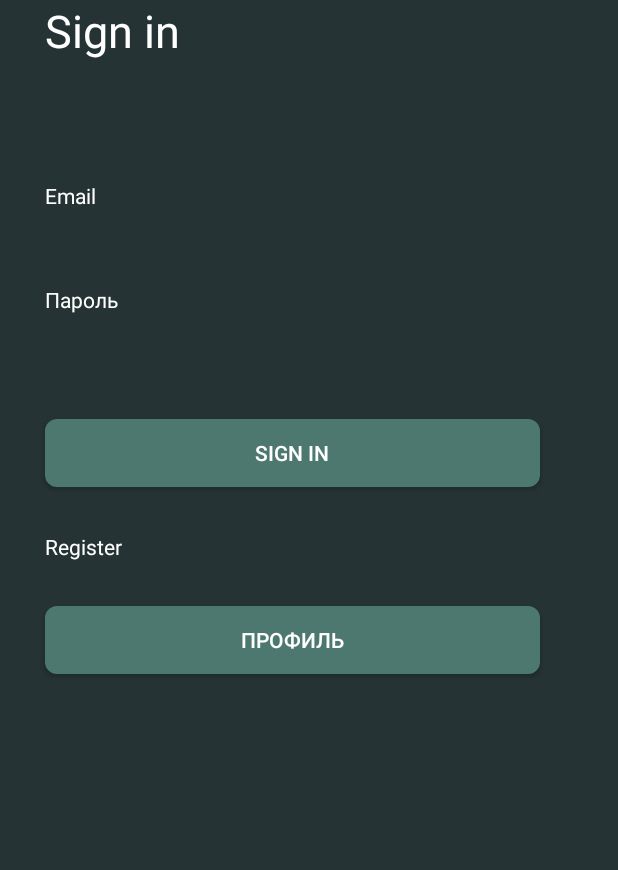
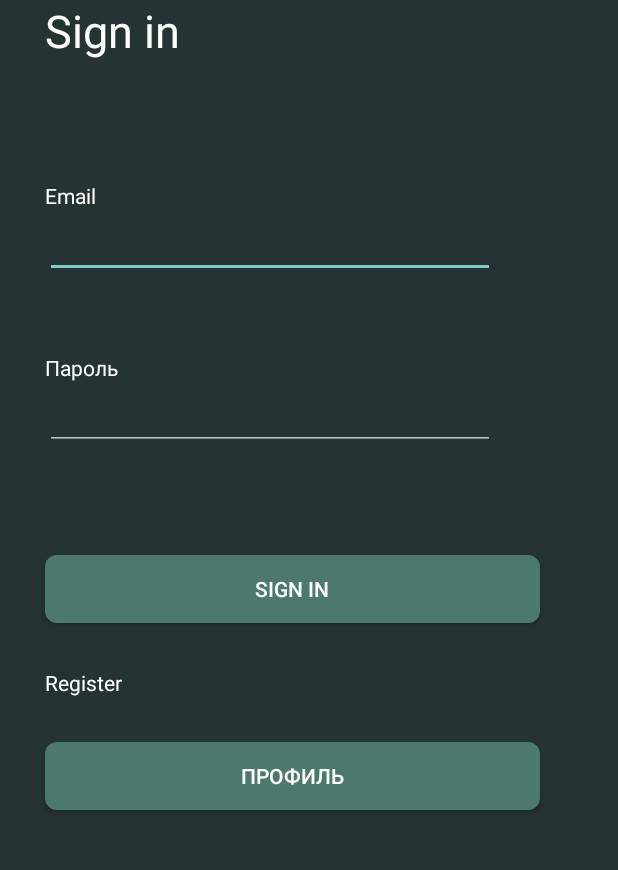
Before and after one commit to sulorat/second_app, an Android app: the layout login.xml on its own in the app's theme, with its tools: preview values and no code run, on a phone screen of 412 x 824 dp, the part 263-1133 px from its top. Run offline under Robolectric (Android 15) with nearby library versions, the phone set to English and light mode, and no system bars.

Commit message:
куцйу

```diff
--- a/app/src/main/java/com/example/sec/LoginActivity.kt
+++ b/app/src/main/java/com/example/sec/LoginActivity.kt
@@ -7,5 +7,6 @@ class LoginActivity : Activity() {
     override fun onCreate(savedInstanceState: Bundle?) {
         super.onCreate(savedInstanceState)
         setContentView(R.layout.login)
+
     }
 }
--- a/app/src/main/java/com/example/sec/OnBoardingActivity.kt
+++ b/app/src/main/java/com/example/sec/OnBoardingActivity.kt
@@ -17,5 +17,6 @@ class OnBoardingActivity : Activity() {
     fun GoToLogin(v: View?) {
         val intent = Intent(this, LoginActivity::class.java)
         startActivity(intent)
+        finish()
     }
 }
--- a/app/src/main/res/layout/activity_main.xml
+++ b/app/src/main/res/layout/activity_main.xml
@@ -4,8 +4,8 @@
     xmlns:tools="http://schemas.android.com/tools"
     android:layout_width="match_parent"
     android:layout_height="match_parent"
-    tools:context=".MainActivity"
-    android:background="@drawable/background_splash_screen">
+    android:background="@drawable/background_splash_screen"
+    tools:context=".MainActivity">
 
     <ImageView
         android:layout_width="wrap_content"
--- a/app/src/main/res/layout/login.xml
+++ b/app/src/main/res/layout/login.xml
@@ -2,8 +2,8 @@
 <LinearLayout xmlns:android="http://schemas.android.com/apk/res/android"
     android:layout_width="match_parent"
     android:layout_height="match_parent"
-    android:orientation="vertical"
-    android:background="@color/back_login">
+    android:background="@color/back_login"
+    android:orientation="vertical">
 
 
     <ImageView
@@ -16,48 +16,60 @@
     <TextView
         android:layout_width="wrap_content"
         android:layout_height="wrap_content"
+        android:layout_marginStart="30dp"
         android:text="@string/sign_in_login"
-        android:layout_marginStart="30dp"
-        android:textSize="30sp"
         android:textColor="@color/white"
-    />
+        android:textSize="30sp" />
 
 
     <TextView
         android:layout_width="wrap_content"
         android:layout_height="wrap_content"
-        android:hint="@string/email_login"
-        android:textColorHint="@color/white"
         android:layout_marginStart="30dp"
         android:layout_marginTop="80dp"
-        />
+        android:hint="@string/email_login"
+        android:textColorHint="@color/white" />
+
+
+    <EditText
+        android:layout_width="wrap_content"
+        android:layout_height="wrap_content"
+        android:layout_marginStart="30dp"
+        android:width="300dp" />
+
+
     <TextView
         android:layout_width="wrap_content"
         android:layout_height="wrap_content"
-        android:hint="@string/password_login"
-        android:textColorHint="@color/white"
         android:layout_marginStart="30dp"
         android:layout_marginTop="50dp"
-        />
+        android:hint="@string/password_login"
+        android:textColorHint="@color/white" />
+
+
+    <EditText
+        android:layout_width="wrap_content"
+        android:layout_height="wrap_content"
+        android:layout_marginStart="30dp"
+        android:width="300dp" />
 
 
     <Button
         android:layout_width="330dp"
         android:layout_height="45dp"
-        android:text="@string/sign_in_login_but"
         android:layout_marginStart="30dp"
         android:layout_marginTop="70dp"
         android:background="@drawable/button_border"
-        android:textColor="@color/white"
-        />
+        android:text="@string/sign_in_login_but"
+        android:textColor="@color/white" />
 
     <TextView
         android:layout_width="wrap_content"
         android:layout_height="wrap_content"
+        android:layout_marginStart="30dp"
+        android:layout_marginTop="30dp"
         android:text="@string/register_login"
-        android:layout_marginTop="30dp"
         android:textColor="@color/white"
-        android:layout_marginStart="30dp"
 
         />
 
@@ -65,11 +77,10 @@
     <Button
         android:layout_width="330dp"
         android:layout_height="45dp"
-        android:text="@string/profile_login"
         android:layout_marginStart="30dp"
         android:layout_marginTop="30dp"
         android:background="@drawable/button_border"
-        android:textColor="@color/white"
-        />
+        android:text="@string/profile_login"
+        android:textColor="@color/white" />
 
 </LinearLayout>
```
Also changed, not shown: app/src/main/res/layout/onboarding.xml (+12 -13 lines).
